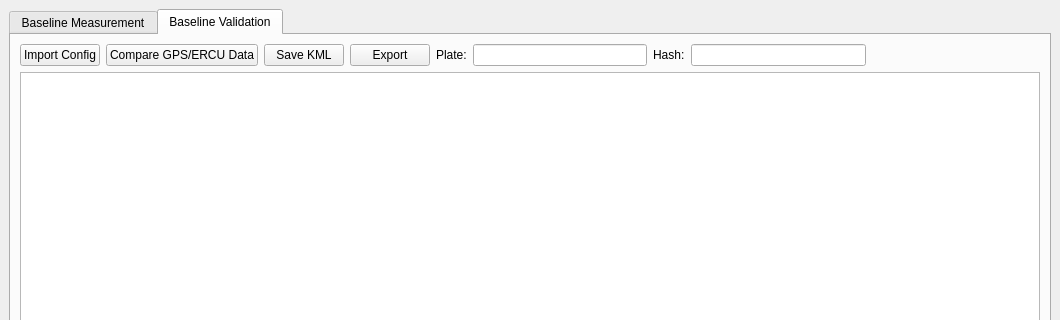
The window that ui/neology_average_speed.ui (dyarrow/AverageSpeed) describes before a commit, drawn with Qt 5; both pictures show x 0 to 1060 and y 0 to 320 of the 1060 by 655 pixel window.
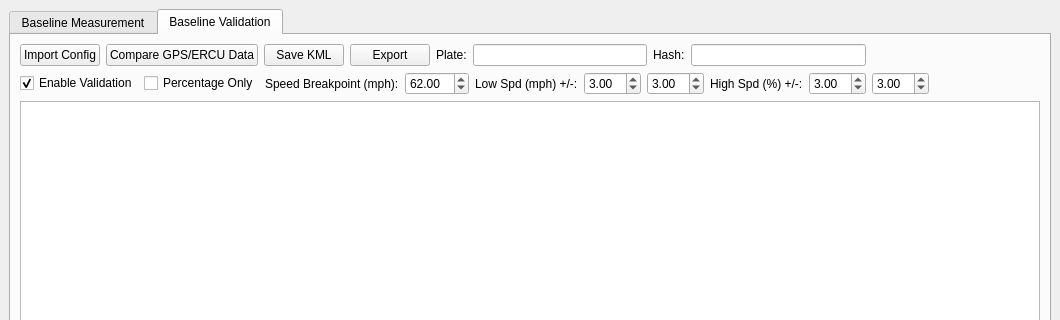
The same window after the commit.

```diff
--- a/ui/neology_average_speed.ui
+++ b/ui/neology_average_speed.ui
@@ -181,6 +181,108 @@
           </item>
          </layout>
         </item>
+        <item>
+         <layout class="QHBoxLayout" name="horizontalLayout_validation">
+          <item>
+           <widget class="QCheckBox" name="chk_validation_enabled">
+            <property name="text">
+             <string>Enable Validation</string>
+            </property>
+            <property name="checked">
+             <bool>true</bool>
+            </property>
+           </widget>
+          </item>
+          <item>
+           <widget class="QCheckBox" name="chk_pct_only">
+            <property name="text">
+             <string>Percentage Only</string>
+            </property>
+            <property name="toolTip">
+             <string>When checked, use percentage thresholds for all speeds regardless of speed breakpoint</string>
+            </property>
+           </widget>
+          </item>
+          <item>
+           <widget class="QLabel" name="label_speed_breakpoint">
+            <property name="text">
+             <string>Speed Breakpoint (mph):</string>
+            </property>
+           </widget>
+          </item>
+          <item>
+           <widget class="QDoubleSpinBox" name="spin_speed_breakpoint">
+            <property name="minimum"><double>0.000000</double></property>
+            <property name="maximum"><double>200.000000</double></property>
+            <property name="singleStep"><double>1.000000</double></property>
+            <property name="value"><double>62.000000</double></property>
+           </widget>
+          </item>
+          <item>
+           <widget class="QLabel" name="label_threshold_low">
+            <property name="text">
+             <string>Low Spd (mph) +/-:</string>
+            </property>
+           </widget>
+          </item>
+          <item>
+           <widget class="QDoubleSpinBox" name="spin_threshold_low_pos">
+            <property name="toolTip"><string>Low speed positive tolerance (mph)</string></property>
+            <property name="minimum"><double>0.000000</double></property>
+            <property name="maximum"><double>20.000000</double></property>
+            <property name="singleStep"><double>0.500000</double></property>
+            <property name="value"><double>3.000000</double></property>
+           </widget>
+          </item>
+          <item>
+           <widget class="QDoubleSpinBox" name="spin_threshold_low_neg">
+            <property name="toolTip"><string>Low speed negative tolerance (mph)</string></property>
+            <property name="minimum"><double>0.000000</double></property>
+            <property name="maximum"><double>20.000000</double></property>
+            <property name="singleStep"><double>0.500000</double></property>
+            <property name="value"><double>3.000000</double></property>
+           </widget>
+          </item>
+          <item>
+           <widget class="QLabel" name="label_threshold_high">
+            <property name="text">
+             <string>High Spd (%) +/-:</string>
+            </property>
+           </widget>
+          </item>
+          <item>
+           <widget class="QDoubleSpinBox" name="spin_threshold_high_pos">
+            <property name="toolTip"><string>High speed positive tolerance (%)</string></property>
+            <property name="minimum"><double>0.000000</double></property>
+            <property name="maximum"><double>20.000000</double></property>
+            <property name="singleStep"><double>0.500000</double></property>
+            <property name="value"><double>3.000000</double></property>
+           </widget>
+          </item>
+          <item>
+           <widget class="QDoubleSpinBox" name="spin_threshold_high_neg">
+            <property name="toolTip"><string>High speed negative tolerance (%)</string></property>
+            <property name="minimum"><double>0.000000</double></property>
+            <property name="maximum"><double>20.000000</double></property>
+            <property name="singleStep"><double>0.500000</double></property>
+            <property name="value"><double>3.000000</double></property>
+           </widget>
+          </item>
+          <item>
+           <spacer name="horizontalSpacer_6">
+            <property name="orientation">
+             <enum>Qt::Horizontal</enum>
+            </property>
+            <property name="sizeHint" stdset="0">
+             <size>
+              <width>40</width>
+              <height>20</height>
+             </size>
+            </property>
+           </spacer>
+          </item>
+         </layout>
+        </item>
         <item>
          <widget class="QTableView" name="tbl_validation">
           <property name="font">
```
